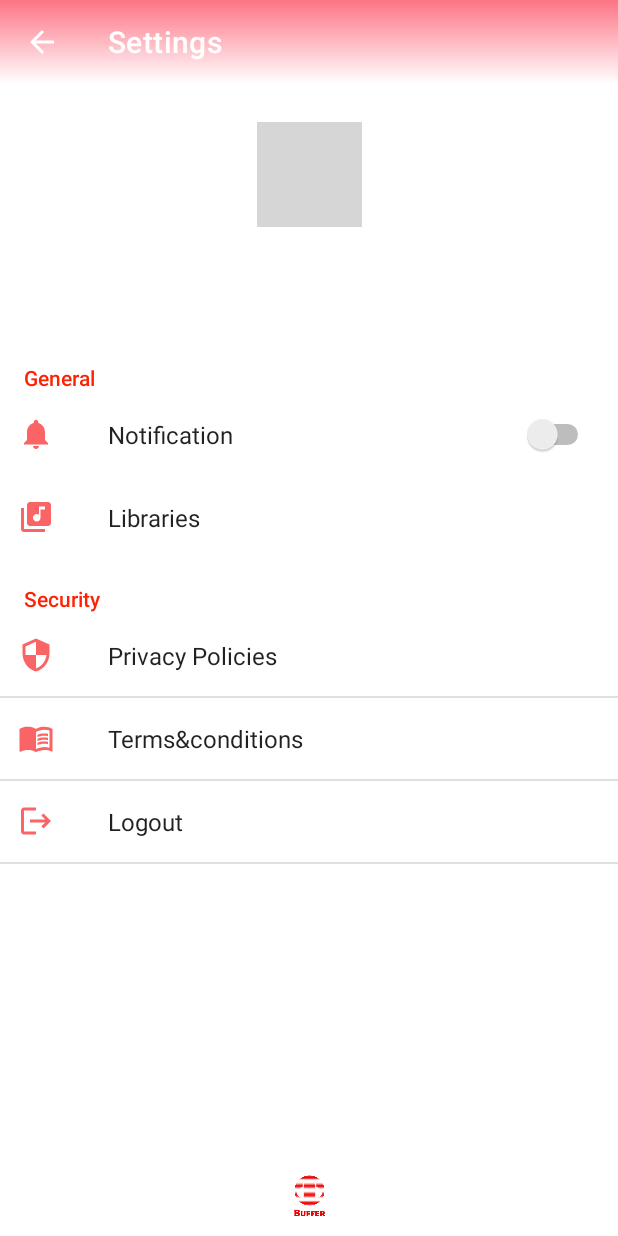
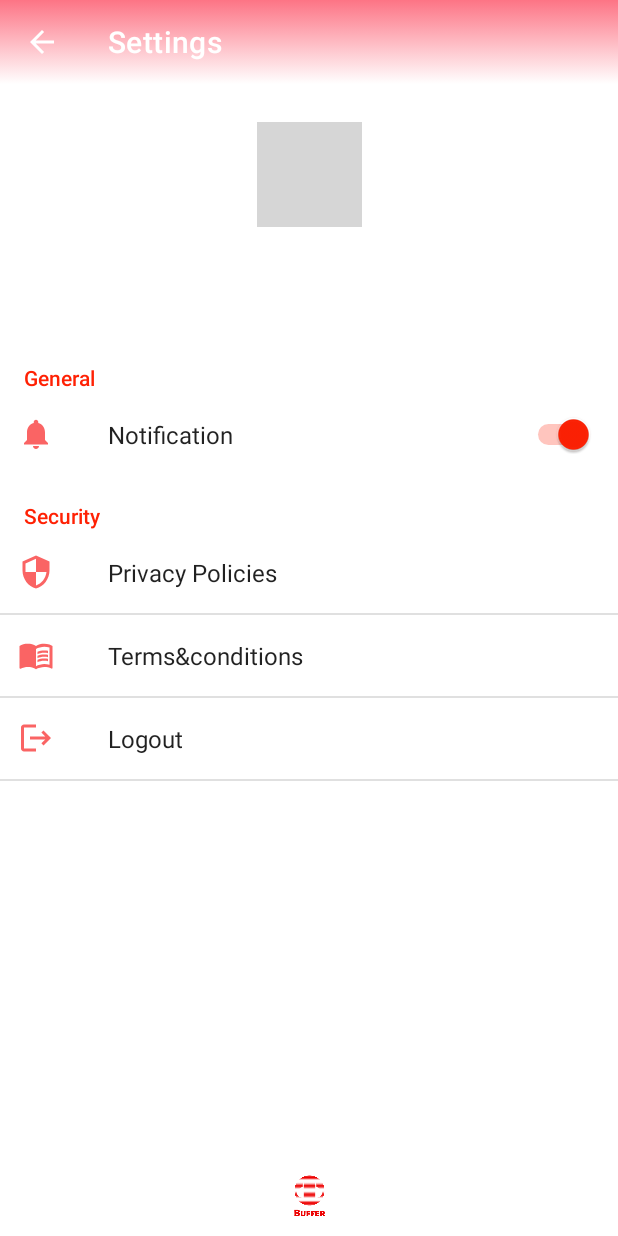
Before and after one commit to abhibalana/Buffer, an Android app: the screen it shows after launch once a user with an empty profile is signed in (SettingsActivity), after a tap on an icon or button, on a phone screen of 412 x 824 dp. Run offline under Robolectric (Android 15) with nearby library versions, the phone set to English and light mode, and no system bars; our stand-ins replace Firebase (no records; nobody signed in at launch, a user with empty details on screens opened directly); libraries missing offline, so code that uses them is left out: org.checkerframework.common; pictures from the network do not load; Roboto replaces fonts that are not available here; 6 statements that could not run were skipped; grey boxes are pictures that could not be loaded.

Commit message:
All done 2

```diff
--- a/app/src/main/java/com/example/buffer/ui/PlayerActivity.kt
+++ b/app/src/main/java/com/example/buffer/ui/PlayerActivity.kt
@@ -5,6 +5,7 @@ import android.os.Bundle
 import android.os.Handler
 import android.os.IBinder
 import android.util.Log
+import android.widget.Toast
 import androidx.appcompat.app.AppCompatActivity
 import androidx.lifecycle.Observer
 import androidx.lifecycle.ViewModelProvider
@@ -94,11 +95,13 @@ class PlayerActivity : AppCompatActivity() {
             dao.updateSongList(song, user.uid)
             if(like){
                 Glide.with(this).load(R.drawable.ic_baseline_favorite_border_24).into(likeSongButton)
+                Toast.makeText(this,"Remove from Likes",Toast.LENGTH_LONG).show()
                 like=false
             }
             else{
                 Glide.with(this).load(R.drawable.ic_baseline_favorite_24).into(likeSongButton)
                 like=true
+                Toast.makeText(this,"Added to Likes",Toast.LENGTH_LONG).show()
             }
         }
 
--- a/app/src/main/res/layout/fragment_search.xml
+++ b/app/src/main/res/layout/fragment_search.xml
@@ -76,6 +76,7 @@
                 <androidx.recyclerview.widget.RecyclerView
                     android:id="@+id/searchSongRecyclerView"
                     android:layout_width="match_parent"
+                    android:nestedScrollingEnabled="false"
                     android:layout_height="match_parent"
                     android:layout_marginTop="10dp" />
             </LinearLayout>
--- a/app/src/main/res/xml/settings.xml
+++ b/app/src/main/res/xml/settings.xml
@@ -5,17 +5,12 @@
     <SwitchPreference
         android:key="@string/notification"
         android:title="@string/enable_notification"
+        android:defaultValue="true"
         android:icon="@drawable/ic_baseline_notifications_24"
 
         />
 
-    <Preference
 
-        android:selectable="false"
-        android:key="@string/library_key"
-        android:title="@string/library_value"
-        android:icon="@drawable/ic_baseline_library_music_24"
-        />
     </PreferenceCategory>
     <PreferenceCategory  android:title="Security" >
     <Preference
```
Also changed, not shown: app/src/main/java/com/example/buffer/fragmnets/fragment_settings.kt (+10 -1 lines), app/src/main/java/com/example/buffer/service/MusicPlayerService.kt (+21 -9 lines).
